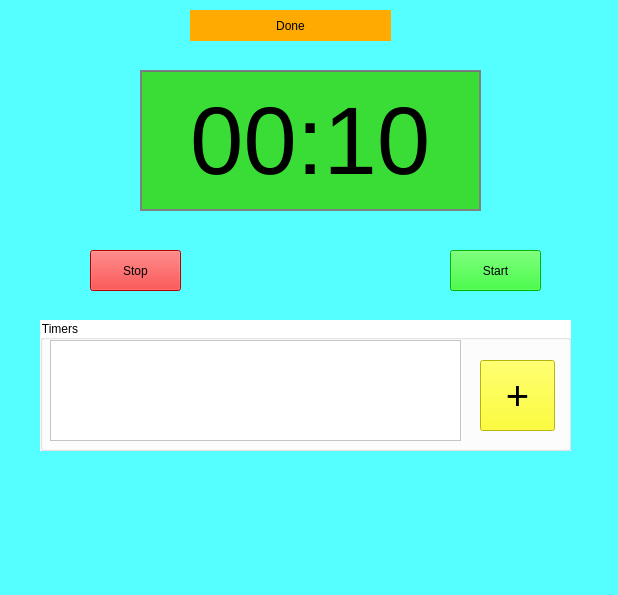
Old version of the form widgets/Timer/timer.ui in the repository miranda0129/Stick2It.
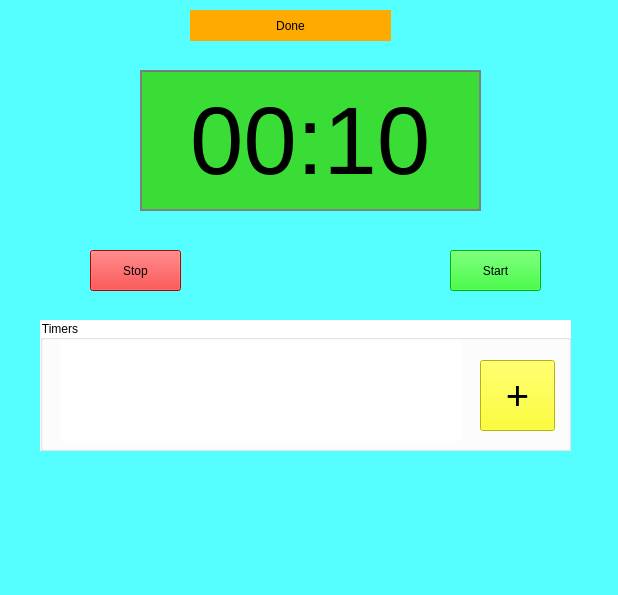
New version of the form.

Commit message: new button, starting to implement file system

Patch:
```diff
--- a/widgets/Timer/timer.ui
+++ b/widgets/Timer/timer.ui
@@ -96,19 +96,6 @@
     <property name="title">
      <string>Timers</string>
     </property>
-    <widget class="QListWidget" name="TimerList">
-     <property name="geometry">
-      <rect>
-       <x>10</x>
-       <y>20</y>
-       <width>411</width>
-       <height>101</height>
-      </rect>
-     </property>
-     <property name="flow">
-      <enum>QListView::LeftToRight</enum>
-     </property>
-    </widget>
     <widget class="QPushButton" name="addTimer">
      <property name="geometry">
       <rect>
@@ -130,6 +117,17 @@
       <string>+</string>
      </property>
     </widget>
+    <widget class="QWidget" name="horizontalLayoutWidget">
+     <property name="geometry">
+      <rect>
+       <x>20</x>
+       <y>20</y>
+       <width>401</width>
+       <height>101</height>
+      </rect>
+     </property>
+     <layout class="QHBoxLayout" name="timerHBox"/>
+    </widget>
    </widget>
    <widget class="QPushButton" name="stopButton">
     <property name="geometry">
```
Left out of the diff: 4 changed lines with no effect on the pictures. The commit also changes 5 other files.
